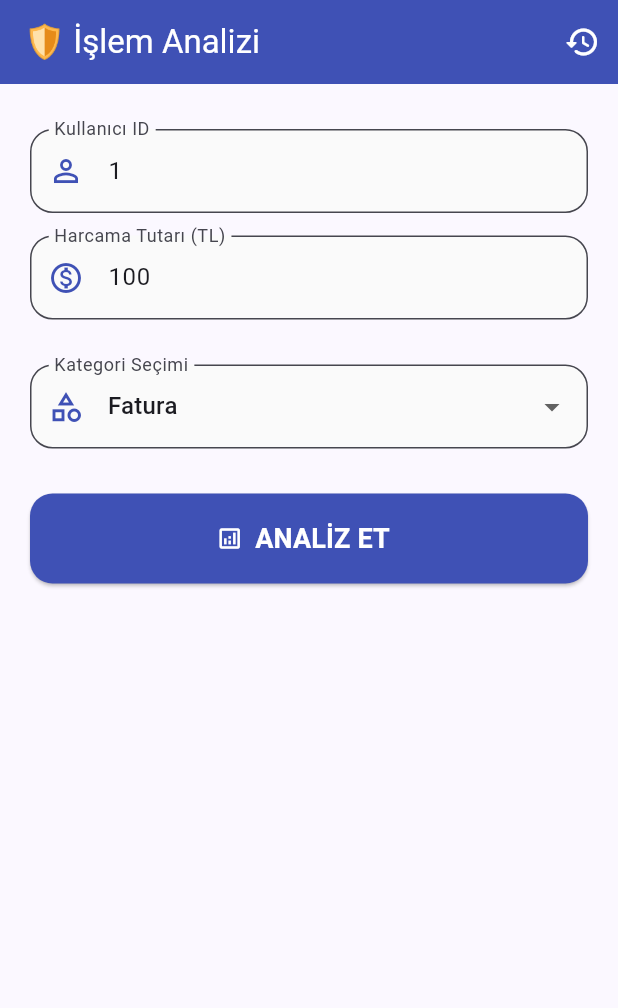
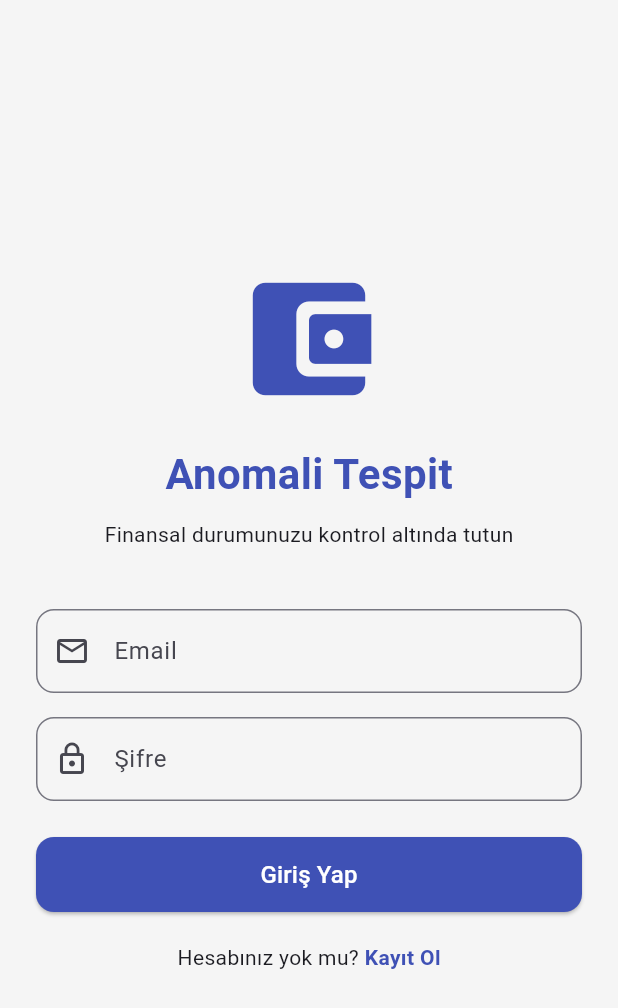
Before and after one commit to MelisaArslantas/Anomali_Projesi, a Flutter app: the screen it shows after launch, on a phone screen of 412 x 824 dp. Shown: the top 1008 px of the screen. Run offline on Flutter 3.47's test engine with Material 3 defaults, Android fonts, the phone set to English and light mode, and no system bars.

Commit message:
Login screen tasarımı tamamlandı ve ana ekrana bağlandı

```diff
--- a/anomali_mobil/lib/main.dart
+++ b/anomali_mobil/lib/main.dart
@@ -1,5 +1,5 @@
 import 'package:flutter/material.dart';
-import 'screens/analiz_form_screen.dart';
+import 'screens/login_screen.dart'; // HATA BURADAYDI: Bu satırı ekleyerek LoginScreen'i tanıttık.
 
 void main() {
   runApp(const AnomaliApp());
@@ -13,8 +13,11 @@ class AnomaliApp extends StatelessWidget {
     return MaterialApp(
       debugShowCheckedModeBanner: false,
       title: "Anomali Tespit",
-      theme: ThemeData(colorScheme: ColorScheme.fromSeed(seedColor: Colors.indigo), useMaterial3: true),
-      home: const AnalizFormScreen(), // Yeni oluşturduğumuz ekrana yönlendiriyoruz
+      theme: ThemeData(
+        colorScheme: ColorScheme.fromSeed(seedColor: Colors.indigo),
+        useMaterial3: true,
+      ),
+      home: const LoginScreen(), // Artık sınıf tanınıyor
     );
   }
-}
+} // HATA BURADAYDI: Dosyanın bu parantezle bittiğinden emin ol.
--- /dev/null
+++ b/anomali_mobil/lib/screens/login_screen.dart
@@ -0,0 +1,116 @@
+import 'package:flutter/material.dart';
+
+class LoginScreen extends StatefulWidget {
+  const LoginScreen({super.key});
+
+  @override
+  State<LoginScreen> createState() => _LoginScreenState();
+}
+
+class _LoginScreenState extends State<LoginScreen> {
+  // Form kontrolü için controller'lar
+  final TextEditingController _emailController = TextEditingController();
+  final TextEditingController _passwordController = TextEditingController();
+
+  @override
+  Widget build(BuildContext context) {
+    return Scaffold(
+      backgroundColor: Colors.grey[100], // Hafif gri arka plan
+      body: Center(
+        child: SingleChildScrollView(
+          padding: const EdgeInsets.all(24.0),
+          child: Column(
+            mainAxisAlignment: MainAxisAlignment.center,
+            children: [
+              // Logo veya İkon Alanı
+              const Icon(
+                Icons.account_balance_wallet_rounded,
+                size: 100,
+                color: Colors.indigo,
+              ),
+              const SizedBox(height: 20),
+              const Text(
+                "Anomali Tespit",
+                style: TextStyle(
+                  fontSize: 28,
+                  fontWeight: FontWeight.bold,
+                  color: Colors.indigo,
+                ),
+              ),
+              const SizedBox(height: 10),
+              const Text("Finansal durumunuzu kontrol altında tutun"),
+              const SizedBox(height: 40),
+
+              // Email Input
+              TextField(
+                controller: _emailController,
+                decoration: InputDecoration(
+                  labelText: "Email",
+                  prefixIcon: const Icon(Icons.email_outlined),
+                  border: OutlineInputBorder(
+                    borderRadius: BorderRadius.circular(12),
+                  ),
+                ),
+              ),
+              const SizedBox(height: 16),
+
+              // Şifre Input
+              TextField(
+                controller: _passwordController,
+                obscureText: true, // Şifreyi gizle
+                decoration: InputDecoration(
+                  labelText: "Şifre",
+                  prefixIcon: const Icon(Icons.lock_outline),
+                  border: OutlineInputBorder(
+                    borderRadius: BorderRadius.circular(12),
+                  ),
+                ),
+              ),
+              const SizedBox(height: 24),
+
+              // Giriş Butonu
+              SizedBox(
+                width: double.infinity,
+                height: 50,
+                child: ElevatedButton(
+                  onPressed: () {
+                    // Şimdilik boş, Faz 2'de yönlendirme eklenecek
+                  },
+                  style: ElevatedButton.styleFrom(
+                    backgroundColor: Colors.indigo,
+                    foregroundColor: Colors.white,
+                    shape: RoundedRectangleBorder(
+                      borderRadius: BorderRadius.circular(12),
+                    ),
+                  ),
+                  child: const Text("Giriş Yap", style: TextStyle(fontSize: 16)),
+                ),
+              ),
+              const SizedBox(height: 20),
+
+              // Kayıt Ol Linki
+              Row(
+                mainAxisAlignment: MainAxisAlignment.center,
+                children: [
+                  const Text("Hesabınız yok mu? "),
+                  GestureDetector(
+                    onTap: () {
+                      // Şimdilik boş, Faz 2'de Register Screen'e gidecek
+                    },
+                    child: const Text(
+                      "Kayıt Ol",
+                      style: TextStyle(
+                        color: Colors.indigo,
+                        fontWeight: FontWeight.bold,
+                      ),
+                    ),
+                  ),
+                ],
+              ),
+            ],
+          ),
+        ),
+      ),
+    );
+  }
+}
```
